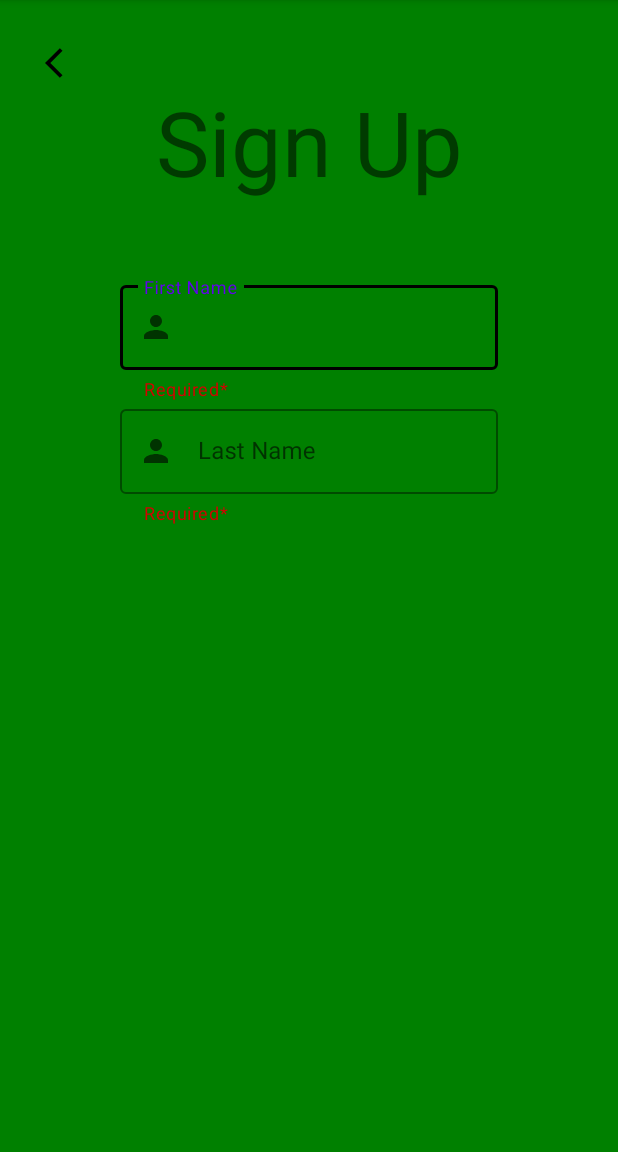
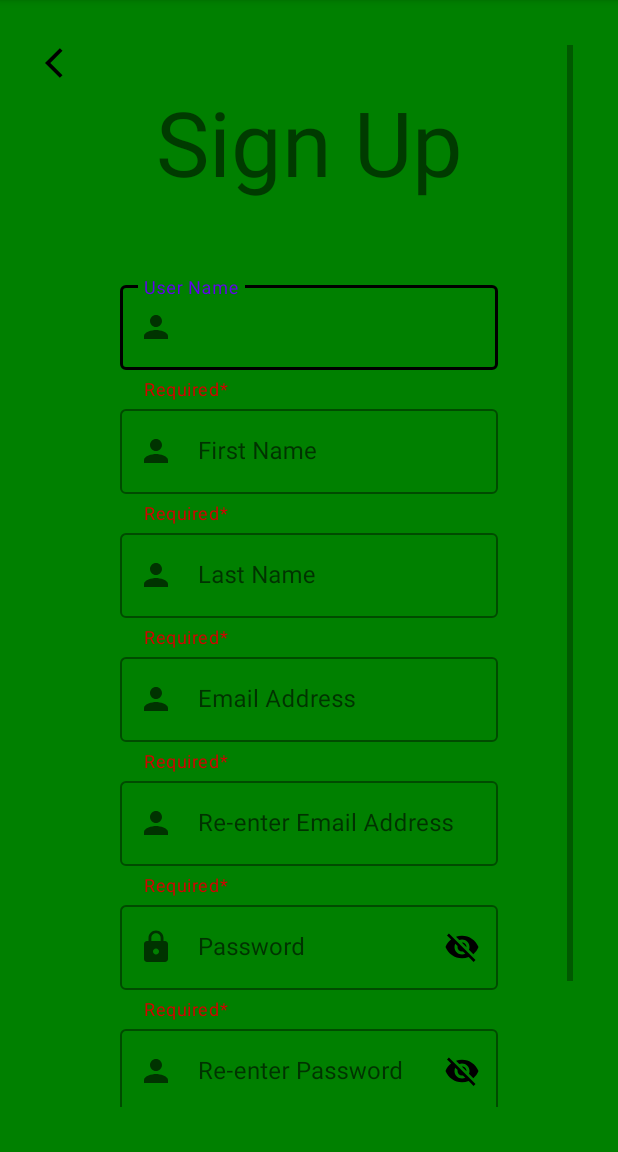
Before and after one commit to saisreech9/proffind, an Android app: the SignUp screen opened directly, with no data from a screen before it, on a phone screen of 412 x 824 dp, the part 84-1236 px from its top. Run offline under Robolectric (Android 15) with nearby library versions, the phone set to English and light mode, and no system bars.

Commit message:
Added designs to sign up page

```diff
--- a/app/src/main/res/layout/activity_sign_up.xml
+++ b/app/src/main/res/layout/activity_sign_up.xml
@@ -31,6 +31,29 @@
             android:layout_height="wrap_content"
             android:orientation="vertical"
             android:padding="50dp">
+
+            <com.google.android.material.textfield.TextInputLayout
+                android:layout_width="match_parent"
+                android:layout_height="wrap_content"
+                style="@style/Widget.MaterialComponents.TextInputLayout.OutlinedBox"
+                app:helperText="Required*"
+                app:helperTextTextColor="#D50000"
+                app:boxStrokeColor="@color/black"
+                app:boxStrokeWidthFocused="2dp"
+                app:startIconDrawable="@drawable/person"
+                app:endIconMode="clear_text"
+                app:endIconTint="@color/black">
+
+                <com.google.android.material.textfield.TextInputEditText
+                    android:id="@+id/signUpUserName"
+                    android:hint="@string/newusername"
+                    android:layout_width="match_parent"
+                    android:layout_height="match_parent"
+                    android:textColor="@color/black"
+                    android:inputType="text"/>
+
+            </com.google.android.material.textfield.TextInputLayout>
+
             <com.google.android.material.textfield.TextInputLayout
                 android:layout_width="match_parent"
                 android:layout_height="wrap_content"
@@ -75,10 +98,105 @@
 
             </com.google.android.material.textfield.TextInputLayout>
 
+            <com.google.android.material.textfield.TextInputLayout
+                android:layout_width="match_parent"
+                android:layout_height="wrap_content"
+                style="@style/Widget.MaterialComponents.TextInputLayout.OutlinedBox"
+                app:helperText="Required*"
+                app:helperTextTextColor="#D50000"
+                app:boxStrokeColor="@color/black"
+                app:boxStrokeWidthFocused="2dp"
+                app:startIconDrawable="@drawable/person"
+                app:endIconMode="clear_text"
+                app:endIconTint="@color/black">
+
+                <com.google.android.material.textfield.TextInputEditText
+                    android:id="@+id/emailAddress"
+                    android:hint="@string/emailid"
+                    android:layout_width="match_parent"
+                    android:layout_height="match_parent"
+                    android:textColor="@color/black"
+                    android:inputType="text"/>
+
+            </com.google.android.material.textfield.TextInputLayout>
+
+            <com.google.android.material.textfield.TextInputLayout
+                android:layout_width="match_parent"
+                android:layout_height="wrap_content"
+                style="@style/Widget.MaterialComponents.TextInputLayout.OutlinedBox"
+                app:helperText="Required*"
+                app:helperTextTextColor="#D50000"
+                app:boxStrokeColor="@color/black"
+                app:boxStrokeWidthFocused="2dp"
+                app:startIconDrawable="@drawable/person"
+                app:endIconMode="clear_text"
+                app:endIconTint="@color/black">
+
+                <com.google.android.material.textfield.TextInputEditText
+                    android:id="@+id/newEmailAddress"
+                    android:hint="@string/reenteremailid"
+                    android:layout_width="match_parent"
+                    android:layout_height="match_parent"
+                    android:textColor="@color/black"
+                    android:inputType="text"/>
+
+            </com.google.android.material.textfield.TextInputLayout>
+
+            <com.google.android.material.textfield.TextInputLayout
+                android:layout_width="match_parent"
+                android:layout_height="wrap_content"
+                style="@style/Widget.MaterialComponents.TextInputLayout.OutlinedBox"
+                app:helperText="Required*"
+                app:helperTextTextColor="#D50000"
+                app:boxStrokeColor="@color/black"
+                app:boxStrokeWidthFocused="2dp"
+                app:startIconDrawable="@drawable/password"
+                app:endIconMode="password_toggle"
+                app:endIconTint="@color/black">
+
+                <com.google.android.material.textfield.TextInputEditText
+                    android:id="@+id/password"
+                    android:hint="@string/password"
+                    android:layout_width="match_parent"
+                    android:layout_height="match_parent"
+                    android:textColor="@color/black"
+                    android:inputType="text"/>
+
+            </com.google.android.material.textfield.TextInputLayout>
+
+            <com.google.android.material.textfield.TextInputLayout
+                android:layout_width="match_parent"
+                android:layout_height="wrap_content"
+                style="@style/Widget.MaterialComponents.TextInputLayout.OutlinedBox"
+                app:helperText="Required*"
+                app:helperTextTextColor="#D50000"
+                app:boxStrokeColor="@color/black"
+                app:boxStrokeWidthFocused="2dp"
+                app:startIconDrawable="@drawable/person"
+                app:endIconMode="password_toggle"
+                app:endIconTint="@color/black">
+
+                <com.google.android.material.textfield.TextInputEditText
+                    android:id="@+id/newPassword"
+                    android:hint="@string/reenterpassword"
+                    android:layout_width="match_parent"
+                    android:layout_height="match_parent"
+                    android:textColor="@color/black"
+                    android:inputType="text"/>
+
+            </com.google.android.material.textfield.TextInputLayout>
+
+            <Button
+                android:id="@+id/signUp"
+                android:text="@string/signup"
+                android:layout_width="wrap_content"
+                android:layout_height="match_parent"
+                android:layout_marginTop="10dp"
+                android:layout_gravity="center"/>
+
+        </LinearLayout>
 
 
-
-        </LinearLayout>
 
 
     </LinearLayout>
```
